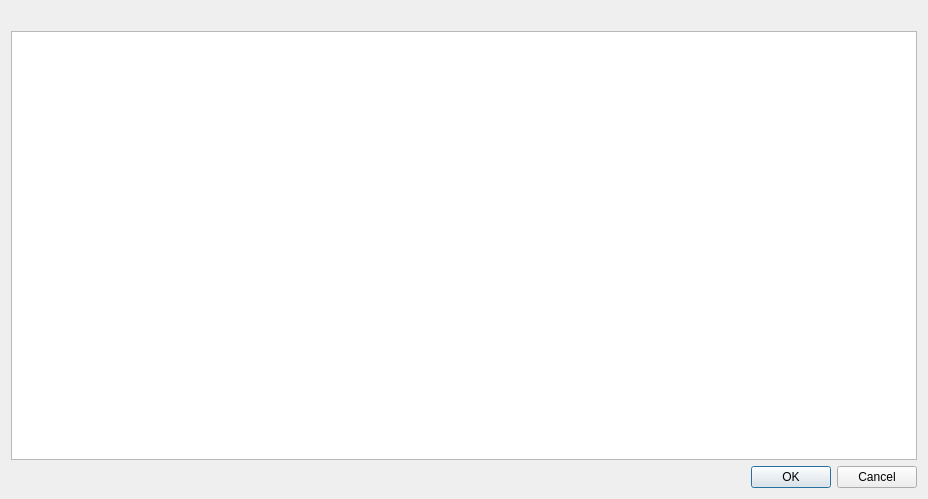
Before: the Qt Designer form trunk/src/cwImportSurvexDialog.ui in Cavewhere/cavewhere, drawn with Qt 5.
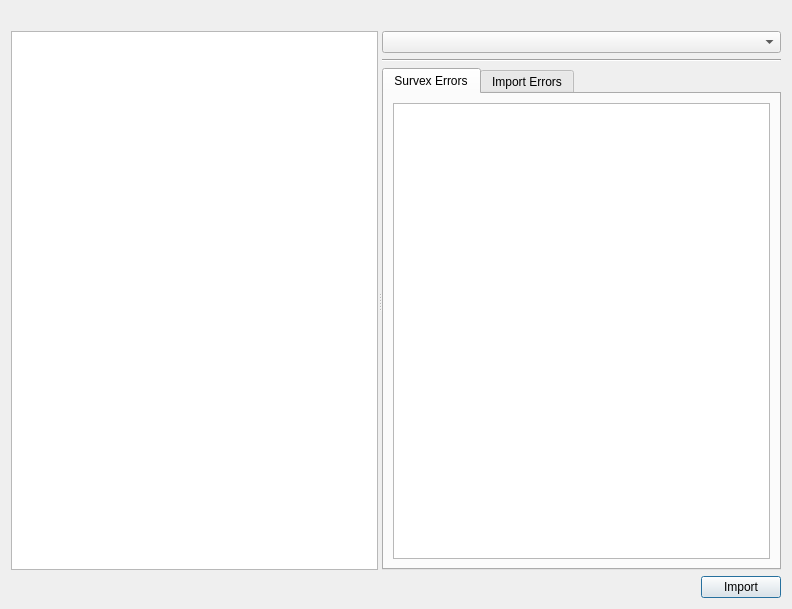
After: the same form once the commit is applied.

Commit message: 1. Users can now update the cwSurvexBlockData type in the survex importer dialog

The edit to the form file:
```diff
--- a/trunk/src/cwImportSurvexDialog.ui
+++ b/trunk/src/cwImportSurvexDialog.ui
@@ -6,23 +6,70 @@
    <rect>
     <x>0</x>
     <y>0</y>
-    <width>928</width>
-    <height>499</height>
+    <width>792</width>
+    <height>609</height>
    </rect>
   </property>
   <property name="windowTitle">
    <string>Dialog</string>
   </property>
-  <layout class="QVBoxLayout" name="verticalLayout">
+  <layout class="QVBoxLayout" name="verticalLayout_2">
    <item>
     <widget class="QLabel" name="FileLabel">
+     <property name="sizePolicy">
+      <sizepolicy hsizetype="Ignored" vsizetype="Maximum">
+       <horstretch>0</horstretch>
+       <verstretch>0</verstretch>
+      </sizepolicy>
+     </property>
      <property name="text">
       <string/>
      </property>
     </widget>
    </item>
    <item>
-    <widget class="QTreeView" name="SurvexTreeView"/>
+    <widget class="QSplitter" name="splitter">
+     <property name="orientation">
+      <enum>Qt::Horizontal</enum>
+     </property>
+     <widget class="QTreeView" name="SurvexTreeView"/>
+     <widget class="QWidget" name="layoutWidget">
+      <layout class="QVBoxLayout" name="verticalLayout">
+       <item>
+        <widget class="QComboBox" name="TypeComboBox"/>
+       </item>
+       <item>
+        <widget class="Line" name="line">
+         <property name="orientation">
+          <enum>Qt::Horizontal</enum>
+         </property>
+        </widget>
+       </item>
+       <item>
+        <widget class="QTabWidget" name="tabWidget">
+         <property name="currentIndex">
+          <number>0</number>
+         </property>
+         <widget class="QWidget" name="SurvexErrorsWidget">
+          <attribute name="title">
+           <string>Survex Errors</string>
+          </attribute>
+          <layout class="QVBoxLayout" name="verticalLayout_3">
+           <item>
+            <widget class="QListWidget" name="SurvexErrorListWidget"/>
+           </item>
+          </layout>
+         </widget>
+         <widget class="QWidget" name="ExporErrorsWidget">
+          <attribute name="title">
+           <string>Import Errors</string>
+          </attribute>
+         </widget>
+        </widget>
+       </item>
+      </layout>
+     </widget>
+    </widget>
    </item>
    <item>
     <layout class="QHBoxLayout" name="horizontalLayout">
@@ -40,12 +87,9 @@
       </spacer>
      </item>
      <item>
-      <widget class="QDialogButtonBox" name="buttonBox">
-       <property name="orientation">
-        <enum>Qt::Horizontal</enum>
-       </property>
-       <property name="standardButtons">
-        <set>QDialogButtonBox::Cancel|QDialogButtonBox::Ok</set>
+      <widget class="QPushButton" name="ImportButton">
+       <property name="text">
+        <string>Import</string>
        </property>
       </widget>
      </item>
```
Left out of the diff: 35 changed lines with no effect on the pictures. The commit also changes 14 other files.
